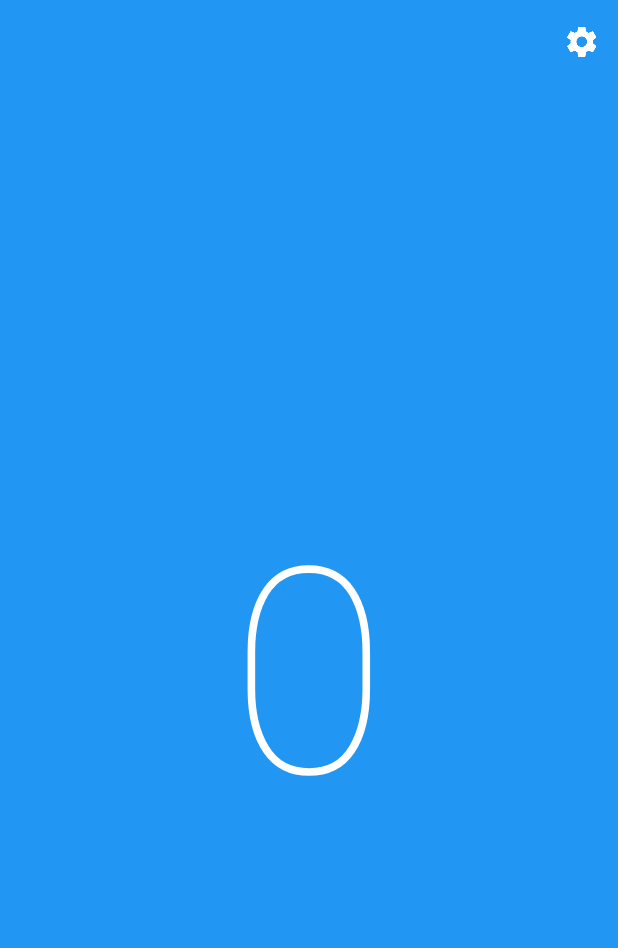
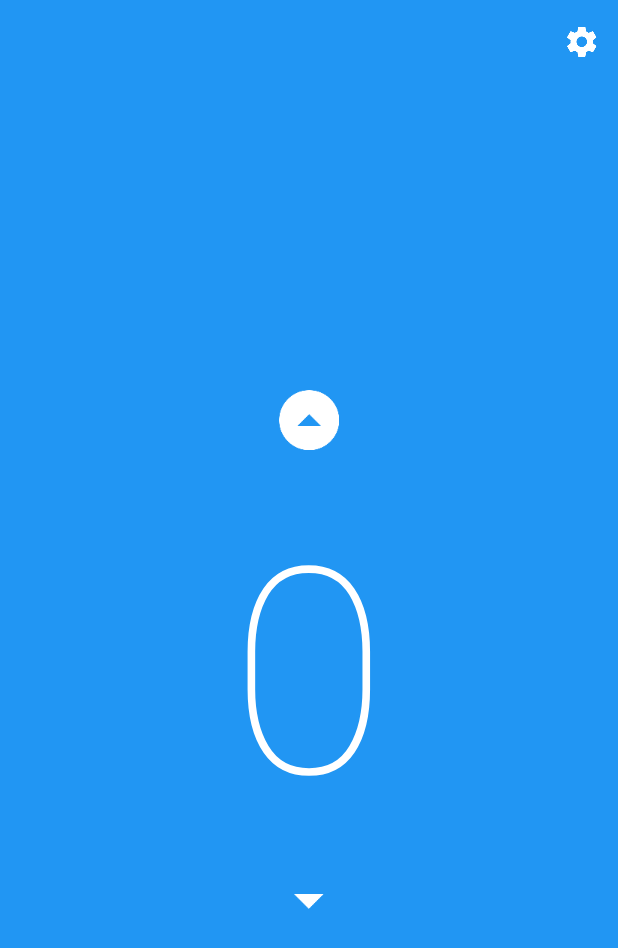
Before and after one commit to moezbhatti/qk-count, an Android app: the screen it shows after launch (MainActivity), on a phone screen of 412 x 824 dp. Shown: the top 948 px of the screen. Run offline under Robolectric (Android 15) with nearby library versions, the phone set to English and light mode, and no system bars.

Commit message:
Added arrow assets

```diff
--- a/app/src/main/res/layout/counter.xml
+++ b/app/src/main/res/layout/counter.xml
@@ -1,15 +1,26 @@
 <?xml version="1.0" encoding="utf-8"?>
 
-<FrameLayout
+<LinearLayout
     android:id="@+id/root_view"
     xmlns:android="http://schemas.android.com/apk/res/android"
     android:layout_width="match_parent"
     android:layout_height="match_parent"
     android:background="@drawable/ripple"
+    android:gravity="center"
+    android:orientation="vertical"
     android:paddingBottom="@dimen/activity_vertical_margin"
     android:paddingLeft="@dimen/activity_horizontal_margin"
     android:paddingRight="@dimen/activity_horizontal_margin"
     android:paddingTop="@dimen/activity_vertical_margin">
+
+    <ImageButton
+        android:id="@+id/direction_up"
+        android:layout_width="64dp"
+        android:layout_height="64dp"
+        android:background="@drawable/ripple"
+        android:padding="8dp"
+        android:rotation="180"
+        android:src="@drawable/ic_arrow_circle" />
 
     <TextView
         android:id="@+id/counter"
@@ -20,4 +31,12 @@
         android:textColor="@android:color/white"
         android:textSize="192sp" />
 
-</FrameLayout>
+    <ImageButton
+        android:id="@+id/direction_down"
+        android:layout_width="64dp"
+        android:layout_height="64dp"
+        android:background="@drawable/ripple"
+        android:padding="8dp"
+        android:src="@drawable/ic_arrow" />
+
+</LinearLayout>
```
Also changed, not shown: app/src/main/res/drawable-xxxhdpi/ic_arrow.png (added), app/src/main/res/drawable-xxxhdpi/ic_arrow_circle.png (added).
